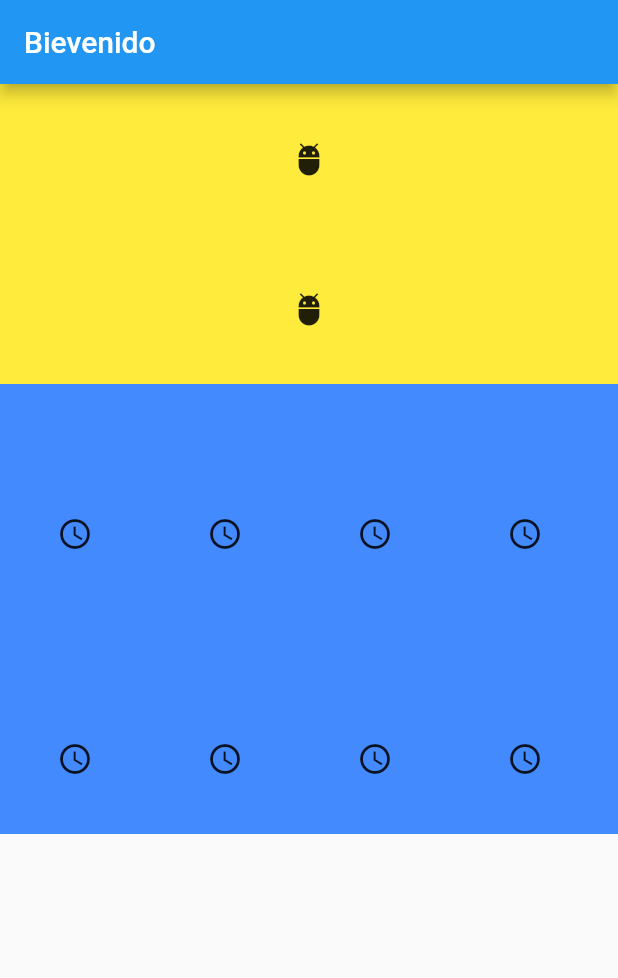
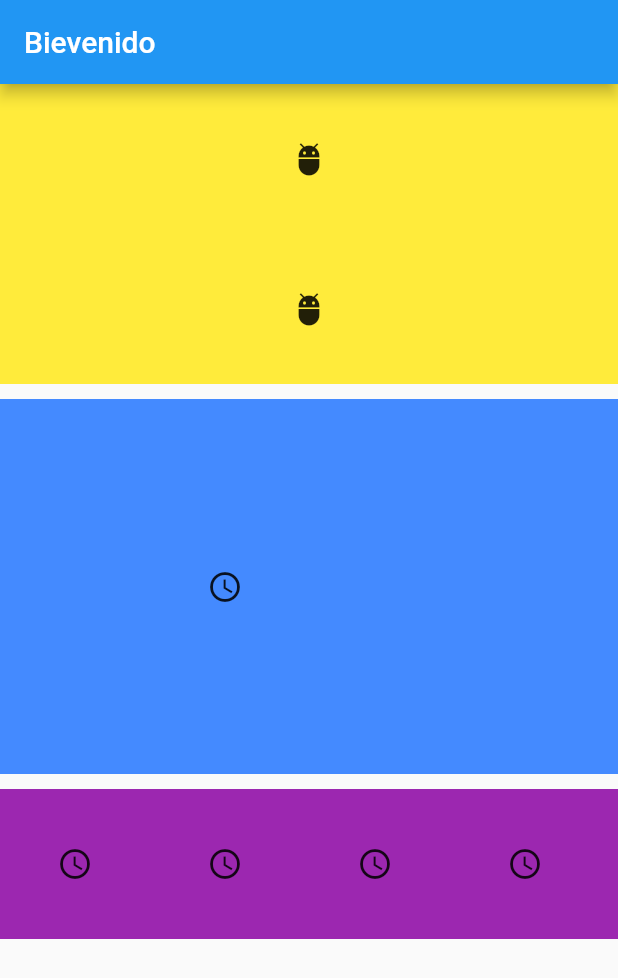
Before and after one commit to dznkos/jungleApp, a Flutter app: the screen it shows after launch, on a phone screen of 412 x 824 dp. Shown: the top 978 px of the screen. Run offline on Flutter 3.47's test engine with Material 2 defaults, Android fonts, the phone set to English and light mode, and no system bars.

Commit message:
version 0.3

```diff
--- a/lib/main.dart
+++ b/lib/main.dart
@@ -28,22 +28,24 @@ class MyApp extends StatelessWidget {
                 },
               )
             ),
+            SizedBox(height: 10,),
             Container(
-              height: 200,
+              height: 250,
               width: double.infinity,
               child: ListView.builder(
                 scrollDirection: Axis.horizontal,
                 itemCount: 10,
                 itemBuilder: (context, index) {
                   return Container(
-                    width: 100,
-                    height: 100,
+                    width: 300,
+                    height: 200,
                     child: Icon(Icons.access_time),
                     color: Colors.blueAccent,
                   );
                 },
               )
             ),
+            SizedBox(height: 10,),
             Container(
               height: 100,
               width: double.infinity,
@@ -55,7 +57,7 @@ class MyApp extends StatelessWidget {
                     width: 100,
                     height: 100,
                     child: Icon(Icons.access_time),
-                    color: Colors.blueAccent,
+                    color: Colors.purple,
                   );
                 },
               )
```
